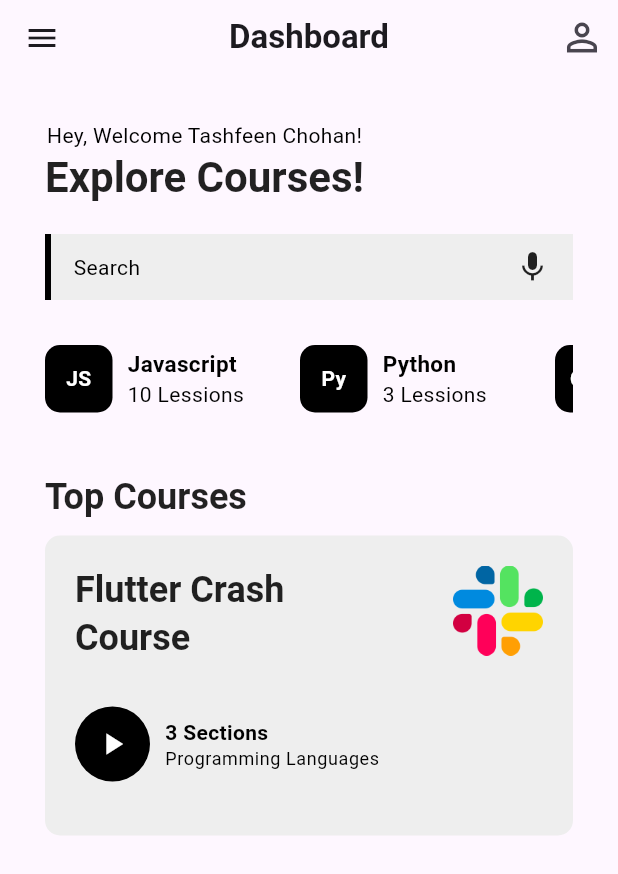
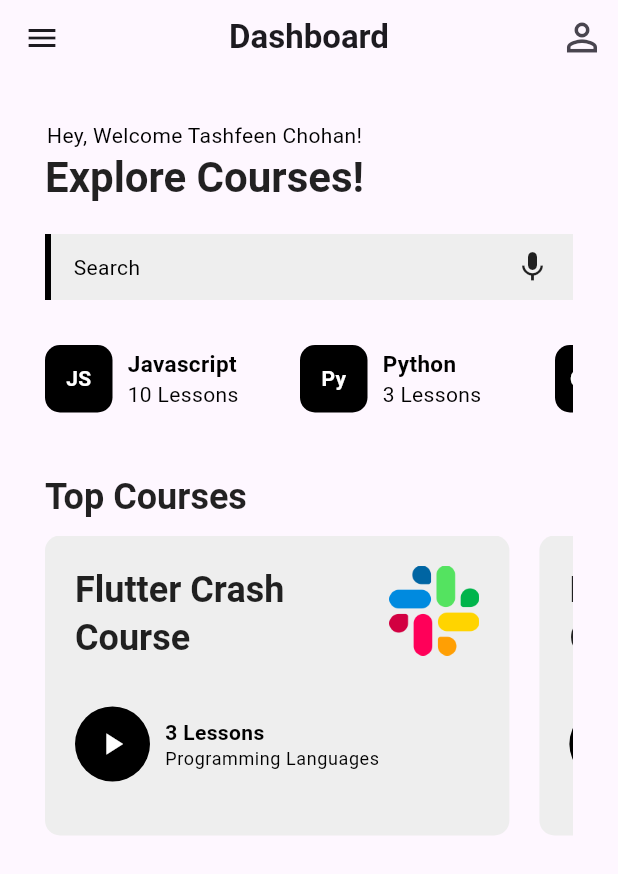
Before and after one commit to Tashfeen-Chohan/FLUTTER-CONTACT-APP, a Flutter app: the screen it shows after launch, on a phone screen of 412 x 824 dp. Shown: the top 874 px of the screen. Run offline on Flutter 3.47's test engine with Material 3 defaults, Android fonts, the phone set to English and light mode, and no system bars; our stand-ins replace flutter_otp_text_field, liquid_swipe, smooth_page_indicator.

Commit message:
Category & Course Model

```diff
--- /dev/null
+++ b/lib/src/features/core/models/category_model.dart
@@ -0,0 +1,20 @@
+class CategoryModel {
+  final String title;
+  final String heading;
+  final String subHeading;
+
+  CategoryModel({
+    required this.title,
+    required this.heading,
+    required this.subHeading,
+  });
+
+  static List<CategoryModel> list = [
+    CategoryModel(title: "JS", heading: "Javascript", subHeading: "10 Lessons"),
+    CategoryModel(title: "Py", heading: "Python", subHeading: "3 Lessons"),
+    CategoryModel(title: "C++", heading: "C++", subHeading: "5 Lessons"),
+    CategoryModel(title: "C#", heading: "C Sharp", subHeading: "4 Lessons"),
+    CategoryModel(title: "HTML", heading: "HyperText Markup Language", subHeading: "7 Lessons"),
+    CategoryModel(title: "CSS", heading: "Cascading Style Sheet", subHeading: "7 Lessons"),
+  ];
+}
--- /dev/null
+++ b/lib/src/features/core/models/course_model.dart
@@ -0,0 +1,42 @@
+import 'package:login_app/src/constants/image_strings.dart';
+
+class CourseModel {
+  final String title;
+  final String img;
+  final String heading;
+  final String subHeading;
+
+  CourseModel({
+    required this.title,
+    required this.img,
+    required this.heading,
+    required this.subHeading,
+  });
+
+  static List<CourseModel> list = [
+    CourseModel(
+      title: "Flutter Crash Course",
+      img: tLogo,
+      heading: "3 Lessons",
+      subHeading: "Programming Languages",
+    ),
+    CourseModel(
+      title: "Flutter Login Course",
+      img: tLogo,
+      heading: "5 Lessons",
+      subHeading: "UI, Database & Backend",
+    ),
+    CourseModel(
+      title: "MERN Stack Development",
+      img: tLogo,
+      heading: "10 Lessons",
+      subHeading: "Mongodb, Express Js, React Js, Node Js",
+    ),
+    CourseModel(
+      title: "HTML/CSS Crash Course",
+      img: tLogo,
+      heading: "5 Lessons",
+      subHeading: "Tags, Forms, Styling & Media Query",
+    ),
+  ];
+}
--- a/lib/src/features/core/screens/dashboard/dashboard.dart
+++ b/lib/src/features/core/screens/dashboard/dashboard.dart
@@ -3,7 +3,7 @@ import 'package:login_app/src/features/core/screens/dashboard/widgets/categories
 import 'package:login_app/src/features/core/screens/dashboard/widgets/dashboard_appbar.dart';
 import 'package:login_app/src/features/core/screens/dashboard/widgets/header.dart';
 import 'package:login_app/src/features/core/screens/dashboard/widgets/search_box.dart';
-import 'package:login_app/src/features/core/screens/dashboard/widgets/top_courses.dart';
+import 'package:login_app/src/features/core/screens/dashboard/widgets/courses/top_courses.dart';
 
 class Dashboard extends StatelessWidget {
   const Dashboard({super.key});
@@ -21,22 +21,18 @@ class Dashboard extends StatelessWidget {
             children: [
               // HEADER
               DashboardHeader(textTheme: textTheme),
-
               // SEARCH BOX
               const DashboardSearchBox(),
               const SizedBox(
                 height: 30,
               ),
-
               // CATEGORIES
               const DashboardCategories(),
-
               const SizedBox(
                 height: 40,
               ),
-
               // TOP COURSES
-              DashboardTopCourses(textTheme: textTheme)
+              const DashboardTopCourses()
             ],
           ),
         ),
--- a/lib/src/features/core/screens/dashboard/widgets/categories/categories.dart
+++ b/lib/src/features/core/screens/dashboard/widgets/categories/categories.dart
@@ -1,4 +1,5 @@
 import 'package:flutter/material.dart';
+import 'package:login_app/src/features/core/models/category_model.dart';
 import 'package:login_app/src/features/core/screens/dashboard/widgets/categories/single_category.dart';
 
 class DashboardCategories extends StatelessWidget {
@@ -8,38 +9,16 @@ class DashboardCategories extends StatelessWidget {
 
   @override
   Widget build(BuildContext context) {
+    final list = CategoryModel.list;
     return SizedBox(
       height: 45,
-      child: ListView(
+      child: ListView.builder(
         scrollDirection: Axis.horizontal,
         shrinkWrap: true,
-        children: const [
-          DashboardSingleCategory(
-            iconText: "JS",
-            title: "Javascript",
-            subTitle: "10 Lessions",
-          ),
-          DashboardSingleCategory(
-            iconText: "Py",
-            title: "Python",
-            subTitle: "3 Lessions",
-          ),
-          DashboardSingleCategory(
-            iconText: "C++",
-            title: "C++ Programming Language",
-            subTitle: "5 Lessions",
-          ),
-          DashboardSingleCategory(
-            iconText: "C#",
-            title: "C Sharp",
-            subTitle: "6 Lessions",
-          ),
-          DashboardSingleCategory(
-            iconText: "J",
-            title: "Java",
-            subTitle: "5 Lessions",
-          ),
-        ],
+        itemCount: list.length,
+        itemBuilder: (context, index) {
+          return DashboardSingleCategory(model: list[index]);
+        },
       ),
     );
   }
--- a/lib/src/features/core/screens/dashboard/widgets/categories/single_category.dart
+++ b/lib/src/features/core/screens/dashboard/widgets/categories/single_category.dart
@@ -1,14 +1,10 @@
 import 'package:flutter/material.dart';
+import 'package:login_app/src/features/core/models/category_model.dart';
 
 class DashboardSingleCategory extends StatelessWidget {
-  const DashboardSingleCategory({
-    super.key,
-    required this.iconText,
-    required this.title,
-    required this.subTitle,
-  });
+  const DashboardSingleCategory({super.key, required this.model});
 
-  final String iconText, title, subTitle;
+  final CategoryModel model;
 
   @override
   Widget build(BuildContext context) {
@@ -26,7 +22,7 @@ class DashboardSingleCategory extends StatelessWidget {
             ),
             child: Center(
               child: Text(
-                iconText,
+                model.title,
                 style: const TextStyle(
                   color: Colors.white,
                   fontWeight: FontWeight.bold,
@@ -43,7 +39,7 @@ class DashboardSingleCategory extends StatelessWidget {
               crossAxisAlignment: CrossAxisAlignment.start,
               children: [
                 Text(
-                  title,
+                  model.heading,
                   overflow: TextOverflow.ellipsis,
                   style: const TextStyle(
                     fontWeight: FontWeight.bold,
@@ -52,7 +48,7 @@ class DashboardSingleCategory extends StatelessWidget {
                 ),
                 Text(
                   overflow: TextOverflow.ellipsis,
-                  subTitle,
+                  model.subHeading,
                 ),
               ],
             ),
--- /dev/null
+++ b/lib/src/features/core/screens/dashboard/widgets/courses/single_top_course.dart
@@ -0,0 +1,92 @@
+import 'package:flutter/material.dart';
+import 'package:login_app/src/features/core/models/course_model.dart';
+
+class DashboardSingleTopCourse extends StatelessWidget {
+  const DashboardSingleTopCourse({super.key, required this.model});
+
+  final CourseModel model;
+
+  @override
+  Widget build(BuildContext context) {
+    final textTheme = Theme.of(context).textTheme;
+    return SizedBox(
+      height: 200,
+      width: MediaQuery.of(context).size.width * 0.8,
+      child: Container(
+        padding: const EdgeInsets.all(20),
+        margin: const EdgeInsets.only(right: 20),
+        decoration: BoxDecoration(
+          color: Colors.grey.shade200,
+          borderRadius: BorderRadius.circular(10),
+        ),
+        child: Column(
+          children: [
+            Row(
+              mainAxisAlignment: MainAxisAlignment.spaceBetween,
+              crossAxisAlignment: CrossAxisAlignment.start,
+              children: [
+                Flexible(
+                    flex: 2,
+                    child: Text(
+                      model.title,
+                      style: textTheme.headlineSmall,
+                      maxLines: 2,
+                      overflow: TextOverflow.ellipsis,
+                    )),
+                const SizedBox(
+                  width: 10,
+                ),
+                Flexible(
+                  child: Image(
+                    image: AssetImage(model.img),
+                    height: 60,
+                  ),
+                )
+              ],
+            ),
+            const SizedBox(
+              height: 30,
+            ),
+            Row(
+              children: [
+                Container(
+                  height: 50,
+                  width: 50,
+                  decoration: BoxDecoration(
+                    color: Colors.black,
+                    borderRadius: BorderRadius.circular(50),
+                  ),
+                  child: const Icon(
+                    Icons.play_arrow,
+                    color: Colors.white,
+                  ),
+                ),
+                const SizedBox(
+                  width: 10,
+                ),
+                Flexible(
+                  child: Column(
+                    // mainAxisAlignment: MainAxisAlignment.center,
+                    crossAxisAlignment: CrossAxisAlignment.start,
+                    children: [
+                      Text(
+                        model.heading,
+                        style: const TextStyle(fontWeight: FontWeight.bold),
+                        maxLines: 2,
+                        overflow: TextOverflow.ellipsis,
+                      ),
+                      Text(
+                        model.subHeading,
+                        style: textTheme.bodySmall,
+                      ),
+                    ],
+                  ),
+                )
+              ],
+            ),
+          ],
+        ),
+      ),
+    );
+  }
+}
--- /dev/null
+++ b/lib/src/features/core/screens/dashboard/widgets/courses/top_courses.dart
@@ -0,0 +1,37 @@
+import 'package:flutter/material.dart';
+import 'package:login_app/src/features/core/models/course_model.dart';
+import 'package:login_app/src/features/core/screens/dashboard/widgets/courses/single_top_course.dart';
+
+class DashboardTopCourses extends StatelessWidget {
+  const DashboardTopCourses({
+    super.key,
+  });
+
+  @override
+  Widget build(BuildContext context) {
+    final textTheme = Theme.of(context).textTheme;
+    final list = CourseModel.list;
+    return Column(
+      crossAxisAlignment: CrossAxisAlignment.start,
+      children: [
+        Text(
+          "Top Courses",
+          style: textTheme.headlineSmall,
+        ),
+        const SizedBox(
+          height: 10,
+        ),
+        SizedBox(
+          height: 200,
+          child: ListView.builder(
+            scrollDirection: Axis.horizontal,
+            itemCount: list.length,
+            itemBuilder: (context, index) {
+              return DashboardSingleTopCourse(model: list[index]);
+            },
+          ),
+        ),
+      ],
+    );
+  }
+}
--- a/lib/src/features/core/screens/dashboard/widgets/top_courses.dart
+++ /dev/null
@@ -1,101 +0,0 @@
-import 'package:flutter/material.dart';
-import 'package:login_app/src/constants/image_strings.dart';
-
-class DashboardTopCourses extends StatelessWidget {
-  const DashboardTopCourses({
-    super.key,
-    required this.textTheme,
-  });
-
-  final TextTheme textTheme;
-
-  @override
-  Widget build(BuildContext context) {
-    return Column(
-      crossAxisAlignment: CrossAxisAlignment.start,
-      children: [
-        Text(
-          "Top Courses",
-          style: textTheme.headlineSmall,
-        ),
-        const SizedBox(
-          height: 10,
-        ),
-        SizedBox(
-          height: 200,
-          width: MediaQuery.of(context).size.width * 0.9,
-          child: Container(
-            padding: const EdgeInsets.all(20),
-            decoration: BoxDecoration(
-              color: Colors.grey.shade200,
-              borderRadius: BorderRadius.circular(10),
-            ),
-            child: Column(
-              children: [
-                Row(
-                  mainAxisAlignment: MainAxisAlignment.spaceBetween,
-                  crossAxisAlignment: CrossAxisAlignment.start,
-                  children: [
-                    Flexible(
-                        flex: 2,
-                        child: Text(
-                          "Flutter Crash Course",
-                          style: textTheme.headlineSmall,
-                          maxLines: 2,
-                          overflow: TextOverflow.ellipsis,
-                        )),
-                    const SizedBox(
-                      width: 10,
-                    ),
-                    const Flexible(
-                      child: Image(
-                        image: AssetImage(tLogo),
-                        height: 60,
-                      ),
-                    )
-                  ],
-                ),
-                const SizedBox(
-                  height: 30,
-                ),
-                Row(
-                  children: [
-                    Container(
-                      height: 50,
-                      width: 50,
-                      decoration: BoxDecoration(
-                        color: Colors.black,
-                        borderRadius: BorderRadius.circular(50),
-                      ),
-                      child: const Icon(
-                        Icons.play_arrow,
-                        color: Colors.white,
-                      ),
-                    ),
-                    const SizedBox(
-                      width: 10,
-                    ),
-                    Column(
-                      // mainAxisAlignment: MainAxisAlignment.center,
-                      crossAxisAlignment: CrossAxisAlignment.start,
-                      children: [
-                        const Text(
-                          "3 Sections",
-                          style: TextStyle(fontWeight: FontWeight.bold),
-                        ),
-                        Text(
-                          "Programming Languages",
-                          style: textTheme.bodySmall,
-                        ),
-                      ],
-                    )
-                  ],
-                ),
-              ],
-            ),
-          ),
-        ),
-      ],
-    );
-  }
-}
```
